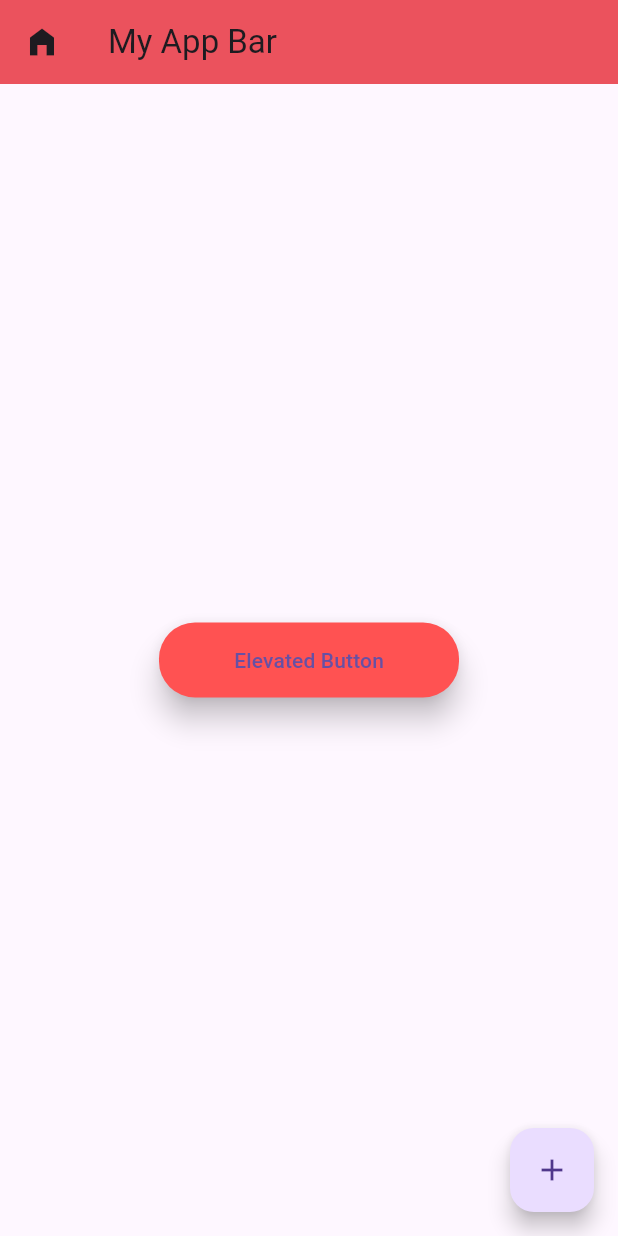
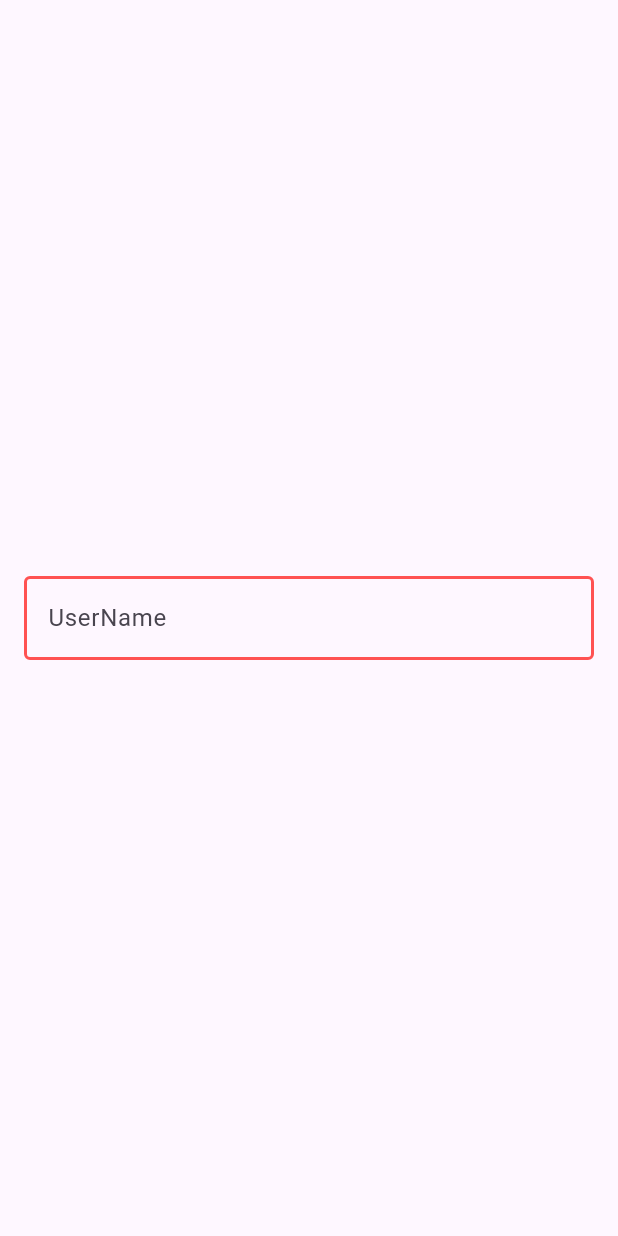
Before and after one commit to demo-Ashif/ic-flutter-batch-01, a Flutter app: the screen it shows after launch, on a phone screen of 412 x 824 dp. Run offline on Flutter 3.47's test engine with Material 3 defaults, Android fonts, the phone set to English and light mode, and no system bars.

Commit message:
commit after live class 14

```diff
--- a/ic_flutter_batch_first_app/lib/main.dart
+++ b/ic_flutter_batch_first_app/lib/main.dart
@@ -1,8 +1,9 @@
 import 'package:flutter/material.dart';
 
 void main() {
+  runApp(MyTextInput());
   // runApp(MyApp());
-  runApp(MyButton());
+  // runApp(MyButton());
 }
 
 class MyButton extends StatelessWidget {
@@ -11,35 +12,11 @@ class MyButton extends StatelessWidget {
     return MaterialApp(
       debugShowCheckedModeBanner: true,
       home: Scaffold(
-        appBar: AppBar(
-          backgroundColor: Colors.redAccent,
-          leading: Icon(Icons.home_filled),
-          title: Text('My App Bar'),
-          elevation: 10,
-        ),
         body: Center(
-          child: ElevatedButton(
-            onPressed: () {
-              print('Elevated Button Pressed');
-            },
-            onLongPress: () {
-              print('On Long Pressed');
-            },
-            style: ElevatedButton.styleFrom(
-                elevation: 8,
-                backgroundColor: Colors.redAccent,
-                minimumSize: Size(200, 50),
-                maximumSize: Size(200, 50),
-                shape: RoundedRectangleBorder(
-                    borderRadius: BorderRadius.all(Radius.circular(24)))),
-            child: Text(
-              'Elevated Button',
-            ),
+          child: Image.asset(
+            'images/superman.jpg',
+            fit: BoxFit.cover,
           ),
-        ),
-        floatingActionButton: FloatingActionButton(
-          onPressed: () {},
-          child: Icon(Icons.add),
         ),
       ),
     );
@@ -52,45 +29,109 @@ class MyApp extends StatelessWidget {
     return MaterialApp(
       title: 'Flutter First App',
       debugShowCheckedModeBanner: true,
+      home: SafeArea(
+        child: Scaffold(
+          backgroundColor: Colors.black87,
+          body: Column(
+            crossAxisAlignment: CrossAxisAlignment.stretch,
+            mainAxisAlignment: MainAxisAlignment.spaceBetween,
+            children: [
+              Container(
+                color: Colors.blue,
+                width: 120,
+                height: 120,
+              ),
+              Container(
+                color: Colors.amber,
+                width: 120,
+                height: 120,
+              ),
+              Container(
+                color: Colors.redAccent,
+                width: 120,
+                height: 120,
+              ),
+            ],
+          ),
+        ),
+      ),
+    );
+  }
+
+// Row(
+// mainAxisAlignment: MainAxisAlignment.spaceAround,
+// children: [
+// Container(
+// color: Colors.blue,
+// width: 70,
+// height: 120,
+// ),
+// Container(
+// color: Colors.amber,
+// width: 70,
+// height: 120,
+// ),
+// Container(
+// color: Colors.redAccent,
+// width: 70,
+// height: 120,
+// )
+// ],
+// )
+}
+
+class MyTextInput extends StatelessWidget {
+  MyTextInput({super.key});
+
+  TextEditingController _controller = TextEditingController();
+
+  @override
+  Widget build(BuildContext context) {
+    return MaterialApp(
+      debugShowCheckedModeBanner: true,
       home: Scaffold(
         body: Center(
-          child: Container(
-            margin: EdgeInsets.symmetric(horizontal: 16, vertical: 40),
-            padding: EdgeInsets.all(8),
-            decoration: BoxDecoration(
-              color: Colors.redAccent,
-              borderRadius: BorderRadius.all(Radius.circular(24)),
-              // border: Border.all(color: Colors.blueAccent, width: 5),
-              // shape: BoxShape.circle,
-              boxShadow: [
-                BoxShadow(
-                  color: Colors.black,
-                  blurRadius: 15,
-                  spreadRadius: 0.2,
-                  offset: Offset(2, 5),
+          child: Padding(
+            padding: const EdgeInsets.symmetric(horizontal: 16),
+            child: TextField(
+              controller: _controller,
+              enabled: true,
+              onTap: () {
+                print('Input field tapped!');
+              },
+              onChanged: (String text) {
+                print('$text');
+              },
+              keyboardType: TextInputType.emailAddress,
+              textInputAction: TextInputAction.search,
+              onSubmitted: (String value) {
+                _controller.clear();
+                _controller.text = 'New Search';
+              },
+              obscureText: false,
+              decoration: InputDecoration(
+                // suffixIcon: Icon(Icons.add),
+                // prefixIcon: Icon(Icons.abc_rounded),
+                label: Text('UserName'),
+                hintText: 'Please give username',
+                border: OutlineInputBorder(
+                  borderSide: BorderSide(
+                    color: Colors.blue,
+                    width: 2,
+                  ),
                 ),
-                BoxShadow(
-                  color: Colors.black,
-                  blurRadius: 15,
-                  spreadRadius: 0.2,
-                  offset: Offset(5, 3),
+                enabledBorder: OutlineInputBorder(
+                  borderSide: BorderSide(
+                    color: Colors.redAccent,
+                    width: 2,
+                  ),
                 ),
-              ],
-            ),
-            height: 200,
-            width: 300,
-            alignment: Alignment.center,
-            child: Text(
-              'First Container More Text and also Need More Text!',
-              // maxLines: 1,
-              // overflow: TextOverflow.ellipsis,
-              textAlign: TextAlign.center,
-              style: TextStyle(
-                color: Colors.white,
-                fontSize: 20,
-                fontWeight: FontWeight.normal,
-                wordSpacing: 5,
-                letterSpacing: 5,
+                focusedBorder: OutlineInputBorder(
+                  borderSide: BorderSide(
+                    color: Colors.amber,
+                    width: 2,
+                  ),
+                ),
               ),
             ),
           ),
--- a/ic_flutter_batch_first_app/pubspec.yaml
+++ b/ic_flutter_batch_first_app/pubspec.yaml
@@ -59,9 +59,9 @@ flutter:
   uses-material-design: true
 
   # To add assets to your application, add an assets section, like this:
-  # assets:
-  #   - images/a_dot_burr.jpeg
-  #   - images/a_dot_ham.jpeg
+  assets:
+    - images/
+
 
   # An image asset can refer to one or more resolution-specific "variants", see
   # https://flutter.dev/assets-and-images/#resolution-aware
```
Also changed, not shown: ic_flutter_batch_first_app/images/superman.jpg (added), ic_flutter_batch_first_app/images/superman2.jpg (added).
